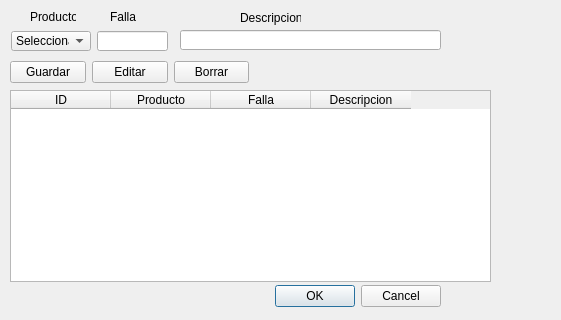
Qt form dbfallaseditar.ui (Matias2178/Sistema_Postventa) before a commit.
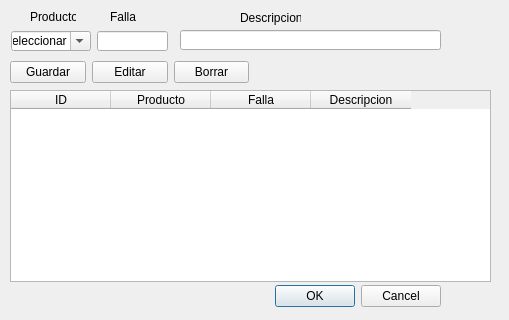
The same form after that commit.

The edit to the form file:
```diff
--- a/dbfallaseditar.ui
+++ b/dbfallaseditar.ui
@@ -6,7 +6,7 @@
    <rect>
     <x>0</x>
     <y>0</y>
-    <width>561</width>
+    <width>509</width>
     <height>320</height>
    </rect>
   </property>
@@ -156,6 +156,9 @@
      <height>20</height>
     </rect>
    </property>
+   <property name="editable">
+    <bool>true</bool>
+   </property>
    <item>
     <property name="text">
      <string>Seleccionar</string>
```
